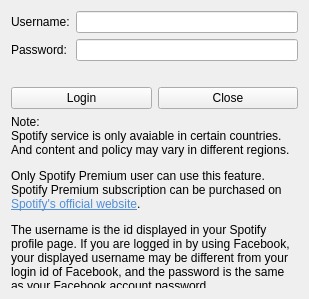
This is src/core-impl/collections/spotifycollection/SpotifyConfigWidget.ui in KDE/amarok as Qt 5 draws it before an edit. The edited form follows.
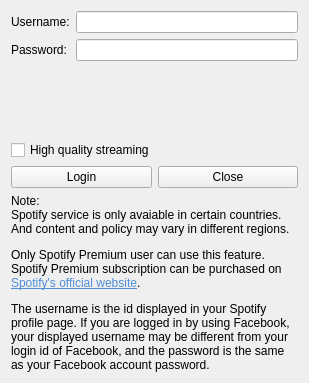
This is the edited form.

Commit message: Remove SpotifyConfigWidget.{h,cpp}, use SpotifySettings.{h,cpp} instead

Patch:
```diff
--- a/src/core-impl/collections/spotifycollection/SpotifyConfigWidget.ui
+++ b/src/core-impl/collections/spotifycollection/SpotifyConfigWidget.ui
@@ -7,7 +7,7 @@
     <x>0</x>
     <y>0</y>
     <width>309</width>
-    <height>299</height>
+    <height>383</height>
    </rect>
   </property>
   <property name="windowTitle">
@@ -45,20 +45,15 @@
       </layout>
      </item>
      <item>
-      <spacer name="verticalSpacer">
-       <property name="orientation">
-        <enum>Qt::Vertical</enum>
-       </property>
-       <property name="sizeType">
-        <enum>QSizePolicy::MinimumExpanding</enum>
-       </property>
-       <property name="sizeHint" stdset="0">
-        <size>
-         <width>20</width>
-         <height>20</height>
-        </size>
-       </property>
-      </spacer>
+      <layout class="QHBoxLayout" name="horizontalLayout_2">
+       <item>
+        <widget class="QCheckBox" name="checkHighQuality">
+         <property name="text">
+          <string>High quality streaming</string>
+         </property>
+        </widget>
+       </item>
+      </layout>
      </item>
      <item>
       <layout class="QHBoxLayout" name="horizontalLayout">
```
